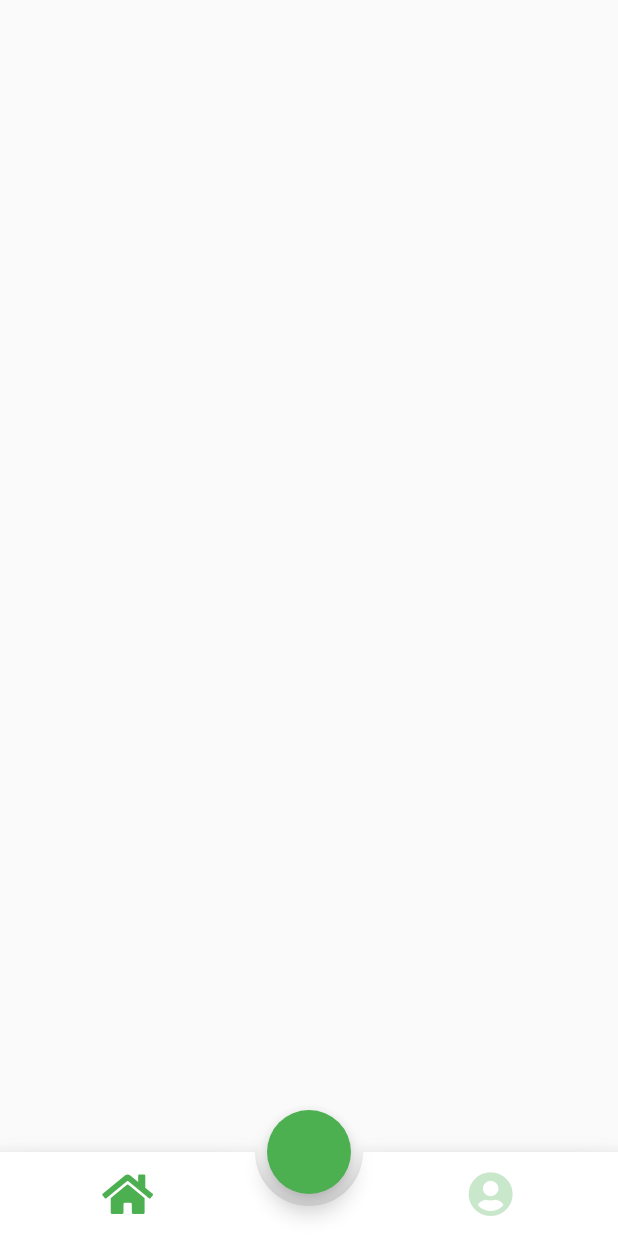
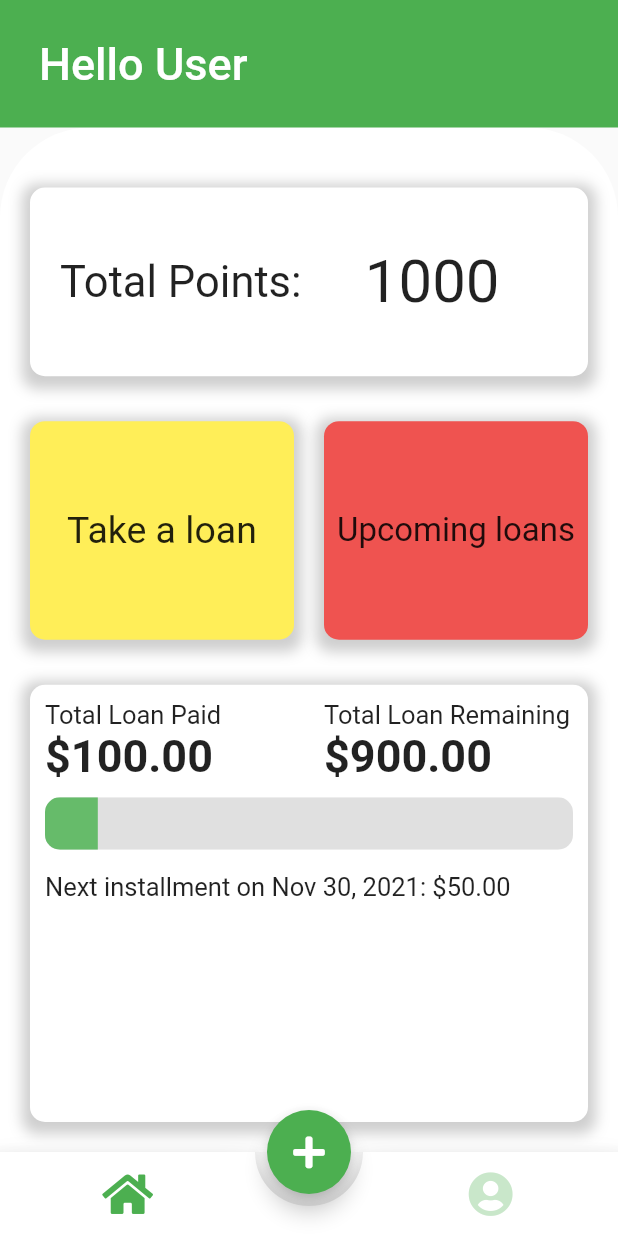
Before and after one commit to waffle987/money_buddy, a Flutter app: the screen it shows once a user with an empty profile is signed in, on a phone screen of 412 x 824 dp. Run offline on Flutter 3.47's test engine with Material 2 defaults, Android fonts, the phone set to English and light mode, and no system bars; drawn by our look-alikes of animated_bottom_navigation_bar; our stand-ins replace cloud_firestore, firebase_auth, firebase_core, font_awesome_flutter, get; accounts and stored records are empty.

Commit message:
UI Changes

```diff
--- /dev/null
+++ b/lib/ui/card_widget.dart
@@ -0,0 +1,46 @@
+import 'package:flutter/material.dart';
+
+class CardWidget extends StatelessWidget {
+  final Widget widget;
+  final double top;
+  final double bottom;
+  final double left;
+  final double right;
+  final Color color;
+
+  CardWidget({
+    required this.widget,
+    required this.top,
+    required this.bottom,
+    required this.left,
+    required this.right,
+    required this.color,
+  });
+
+  @override
+  Widget build(BuildContext context) {
+    return Container(
+      margin: EdgeInsets.only(
+        top: top,
+        bottom: bottom,
+        left: left,
+        right: right,
+      ),
+      decoration: BoxDecoration(
+        color: color,
+        borderRadius: BorderRadius.all(
+          Radius.circular(10.0),
+        ),
+        boxShadow: [
+          BoxShadow(
+            color: Colors.grey.withOpacity(0.5),
+            spreadRadius: 5,
+            blurRadius: 7,
+            offset: Offset(0, 3),
+          ),
+        ],
+      ),
+      child: widget,
+    );
+  }
+}
--- /dev/null
+++ b/lib/ui/home.dart
@@ -0,0 +1,218 @@
+import 'package:flutter/material.dart';
+import 'card_widget.dart';
+
+class Home extends StatelessWidget {
+  const Home({Key? key}) : super(key: key);
+
+  @override
+  Widget build(BuildContext context) {
+    return Scaffold(
+      appBar: AppBar(
+        elevation: 0.0,
+        toolbarHeight: 85.0,
+        centerTitle: false,
+        title: Transform(
+          transform: Matrix4.translationValues(10.0, 0.0, 0.0),
+          child: Text(
+            'Hello User',
+            style: TextStyle(
+              fontSize: 30.0,
+            ),
+          ),
+        ),
+      ),
+      body: Container(
+        decoration: BoxDecoration(
+          color: Colors.white,
+          borderRadius: BorderRadius.only(
+            topLeft: Radius.circular(60.0),
+            topRight: Radius.circular(60.0),
+          ),
+        ),
+        child: Padding(
+          padding: EdgeInsets.only(
+            top: 20.0,
+          ),
+          child: Column(
+            crossAxisAlignment: CrossAxisAlignment.stretch,
+            children: [
+              Expanded(
+                flex: 1,
+                child: CardWidget(
+                  top: 20.0,
+                  bottom: 20.0,
+                  left: 20.0,
+                  right: 20.0,
+                  color: Colors.white,
+                  widget: Row(
+                    children: [
+                      Expanded(
+                        flex: 3,
+                        child: Padding(
+                          padding: EdgeInsets.symmetric(
+                            horizontal: 20.0,
+                          ),
+                          child: Text(
+                            'Total Points:',
+                            style: TextStyle(fontSize: 29.0),
+                          ),
+                        ),
+                      ),
+                      Expanded(
+                        flex: 2,
+                        child: Text(
+                          '1000',
+                          style: TextStyle(fontSize: 40.0),
+                        ),
+                      ),
+                    ],
+                  ),
+                ),
+              ),
+              Expanded(
+                flex: 1,
+                child: Row(
+                  children: [
+                    Expanded(
+                      child: CardWidget(
+                        widget: Column(
+                          mainAxisAlignment: MainAxisAlignment.center,
+                          children: [
+                            Text(
+                              'Take a loan',
+                              style: TextStyle(
+                                fontSize: 25.0,
+                              ),
+                            ),
+                          ],
+                        ),
+                        top: 10.0,
+                        bottom: 10.0,
+                        left: 20.0,
+                        right: 10.0,
+                        color: Colors.yellow.shade400,
+                      ),
+                    ),
+                    Expanded(
+                      child: CardWidget(
+                        widget: Column(
+                          mainAxisAlignment: MainAxisAlignment.center,
+                          children: [
+                            Text(
+                              'Upcoming loans',
+                              style: TextStyle(
+                                fontSize: 22.0,
+                              ),
+                            ),
+                          ],
+                        ),
+                        top: 10.0,
+                        bottom: 10.0,
+                        left: 10.0,
+                        right: 20.0,
+                        color: Colors.red.shade400,
+                      ),
+                    ),
+                  ],
+                ),
+              ),
+              Expanded(
+                flex: 2,
+                child: CardWidget(
+                  widget: Column(
+                    crossAxisAlignment: CrossAxisAlignment.start,
+                    children: [
+                      Row(
+                        children: [
+                          Expanded(
+                            child: Padding(
+                              padding: EdgeInsets.only(left: 10.0, top: 10.0),
+                              child: Column(
+                                crossAxisAlignment: CrossAxisAlignment.start,
+                                children: [
+                                  Text(
+                                    'Total Loan Paid',
+                                    style: TextStyle(fontSize: 17.0),
+                                  ),
+                                  Text(
+                                    '\$100.00',
+                                    style: TextStyle(
+                                      fontSize: 30.0,
+                                      fontWeight: FontWeight.bold,
+                                    ),
+                                  ),
+                                ],
+                              ),
+                            ),
+                          ),
+                          Expanded(
+                            child: Padding(
+                              padding: EdgeInsets.only(left: 10.0, top: 10.0),
+                              child: Column(
+                                crossAxisAlignment: CrossAxisAlignment.start,
+                                children: [
+                                  Text(
+                                    'Total Loan Remaining',
+                                    style: TextStyle(fontSize: 17.0),
+                                  ),
+                                  Text(
+                                    '\$900.00',
+                                    style: TextStyle(
+                                      fontSize: 30.0,
+                                      fontWeight: FontWeight.bold,
+                                    ),
+                                  ),
+                                ],
+                              ),
+                            ),
+                          ),
+                        ],
+                      ),
+                      Padding(
+                        padding: EdgeInsets.only(
+                          left: 10.0,
+                          right: 10.0,
+                          top: 10.0,
+                        ),
+                        child: ClipRRect(
+                          borderRadius: BorderRadius.all(
+                            Radius.circular(10.0),
+                          ),
+                          child: LinearProgressIndicator(
+                            backgroundColor: Colors.grey.shade300,
+                            valueColor: AlwaysStoppedAnimation(
+                              Colors.green.shade400,
+                            ),
+                            minHeight: 35.0,
+                            value: 0.1,
+                          ),
+                        ),
+                      ),
+                      Padding(
+                        padding: EdgeInsets.only(
+                          left: 10.0,
+                          top: 15.0,
+                        ),
+                        child: Text(
+                          'Next installment on Nov 30, 2021: \$50.00',
+                          style: TextStyle(
+                            fontSize: 17.0,
+                          ),
+                        ),
+                      ),
+                    ],
+                  ),
+                  top: 20,
+                  bottom: 20,
+                  left: 20,
+                  right: 20,
+                  color: Colors.white,
+                ),
+              ),
+            ],
+          ),
+        ),
+      ),
+    );
+  }
+}
--- a/lib/ui/landing_page.dart
+++ b/lib/ui/landing_page.dart
@@ -5,6 +5,8 @@ import 'package:font_awesome_flutter/font_awesome_flutter.dart';
 import 'package:get/get.dart';
 import 'package:money_buddy_mobile/config/ui_helpers.dart';
 import 'package:money_buddy_mobile/controllers/bottom_navigation_bar_controller.dart';
+import 'package:money_buddy_mobile/ui/home.dart';
+import 'package:money_buddy_mobile/ui/profile_page.dart';
 
 class LandingPage extends StatelessWidget {
   const LandingPage({Key? key}) : super(key: key);
@@ -53,7 +55,7 @@ class LandingPage extends StatelessWidget {
         onPressed: () {},
         child: Icon(
           FontAwesomeIcons.plus,
-          color: Colors.green,
+          color: Colors.white,
         ),
       ),
       body: PageTransitionSwitcher(
@@ -82,9 +84,9 @@ class LandingPage extends StatelessWidget {
 Widget getViewForIndex(int index) {
   switch (index) {
     case 0:
-      return Scaffold();
+      return Home();
     case 1:
-      return Scaffold();
+      return ProfilePage();
     default:
       return Scaffold();
   }
--- /dev/null
+++ b/lib/ui/profile_input.dart
@@ -0,0 +1,34 @@
+import 'package:flutter/material.dart';
+
+class ProfileInputWidget extends StatefulWidget {
+  final String value;
+  final String hint;
+  final int lines;
+  ProfileInputWidget(
+      {required this.value, required this.hint, required this.lines});
+
+  @override
+  _ProfileInputWidgetState createState() => _ProfileInputWidgetState();
+}
+
+class _ProfileInputWidgetState extends State<ProfileInputWidget> {
+  @override
+  Widget build(BuildContext context) {
+    return Container(
+      margin: EdgeInsets.only(
+        top: 15.0,
+        left: 10.0,
+        right: 10.0,
+      ),
+      child: TextFormField(
+        decoration: InputDecoration(
+          hintText: widget.hint,
+          fillColor: Colors.white,
+          filled: true,
+        ),
+        initialValue: widget.value,
+        maxLines: widget.lines,
+      ),
+    );
+  }
+}
--- /dev/null
+++ b/lib/ui/profile_page.dart
@@ -0,0 +1,83 @@
+import 'package:flutter/material.dart';
+import 'profile_input.dart';
+
+class ProfilePage extends StatelessWidget {
+  const ProfilePage({Key? key}) : super(key: key);
+
+  @override
+  Widget build(BuildContext context) {
+    return Scaffold(
+      appBar: AppBar(
+        elevation: 0,
+        centerTitle: false,
+        toolbarHeight: 85.0,
+        title: Text(
+          'Edit Profile',
+          style: TextStyle(
+            fontSize: 30.0,
+          ),
+        ),
+        actions: [
+          Padding(
+            padding: EdgeInsets.only(
+              right: 15.0,
+            ),
+            child: IconButton(
+              onPressed: () {},
+              icon: Icon(
+                Icons.settings,
+                size: 35.0,
+              ),
+            ),
+          )
+        ],
+      ),
+      body: ListView(
+        children: [
+          Center(
+            child: CircleAvatar(
+              backgroundImage: AssetImage(
+                'assets/pexels-andrea-piacquadio-774909.jpg',
+              ),
+              radius: 80.0,
+            ),
+          ),
+          ProfileInputWidget(
+            value: 'Aloysius',
+            hint: 'First Name',
+            lines: 1,
+          ),
+          ProfileInputWidget(
+            value: '',
+            hint: 'Last Name',
+            lines: 1,
+          ),
+          ProfileInputWidget(
+            value: '',
+            hint: 'Job Title',
+            lines: 1,
+          ),
+          Center(
+            child: Container(
+              margin: EdgeInsets.only(
+                top: 20.0,
+              ),
+              child: Text(
+                'Historical Financial Statements',
+                style: TextStyle(
+                  fontSize: 27.0,
+                  color: Colors.white,
+                ),
+              ),
+            ),
+          ),
+          ExpansionTile(
+            title: Text(
+              'Hello World',
+            ),
+          ),
+        ],
+      ),
+    );
+  }
+}
```
Also changed, not shown: assets/pexels-andrea-piacquadio-774909.jpg (added), 1 other file.
